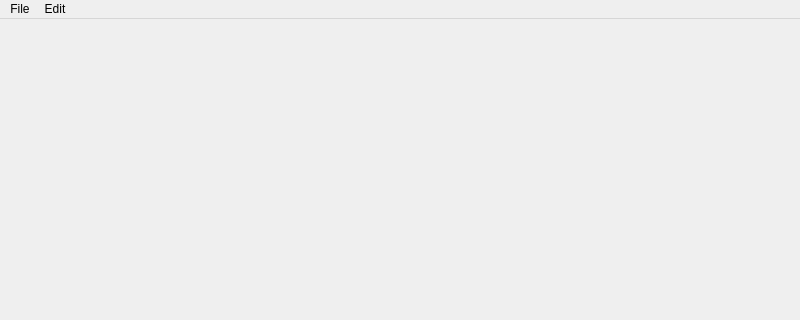
Qt form src/gui/mainwindow.ui (SpoodyTheOne/OpenBirch) before a commit; both pictures show x 0 to 800 and y 0 to 320 of the 800 by 600 pixel window.
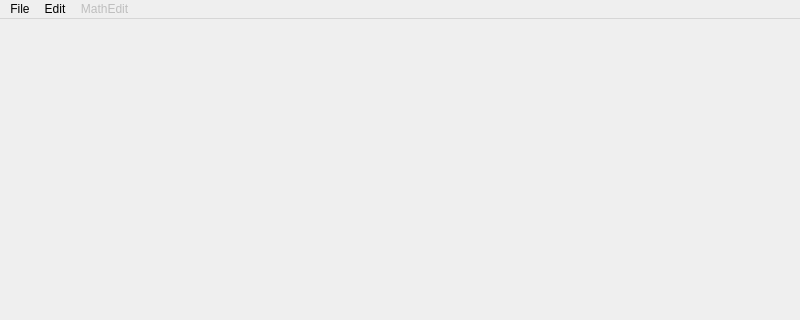
The same form after that commit. Icons and pictures are not drawn.

Commit message: Move init math edit to worksheet

```diff
--- a/src/gui/mainwindow.ui
+++ b/src/gui/mainwindow.ui
@@ -73,8 +73,17 @@
     </property>
     <addaction name="actionNew_Line"/>
    </widget>
+   <widget class="QMenu" name="menuMathEdit">
+    <property name="enabled">
+     <bool>false</bool>
+    </property>
+    <property name="title">
+     <string>MathEdit</string>
+    </property>
+   </widget>
    <addaction name="menuFile"/>
    <addaction name="menuEdit"/>
+   <addaction name="menuMathEdit"/>
   </widget>
   <action name="actionNew_Line">
    <property name="icon">
```
Left out of the diff: 9 changed lines with no effect on the pictures. The commit also changes 3 other files.
